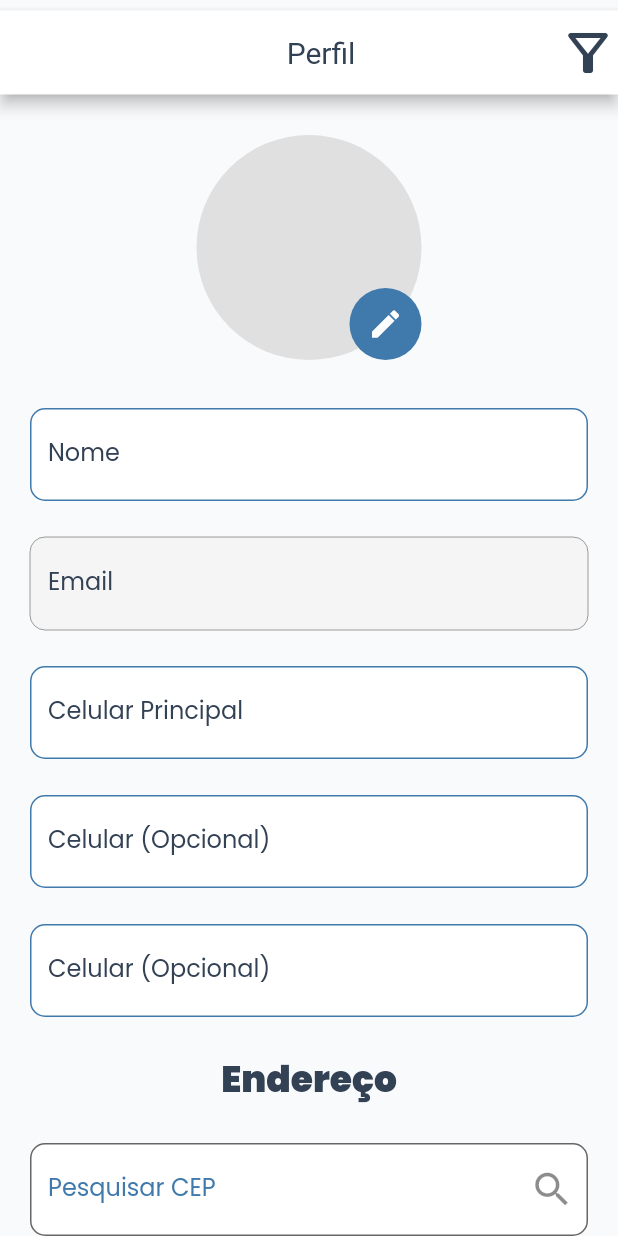
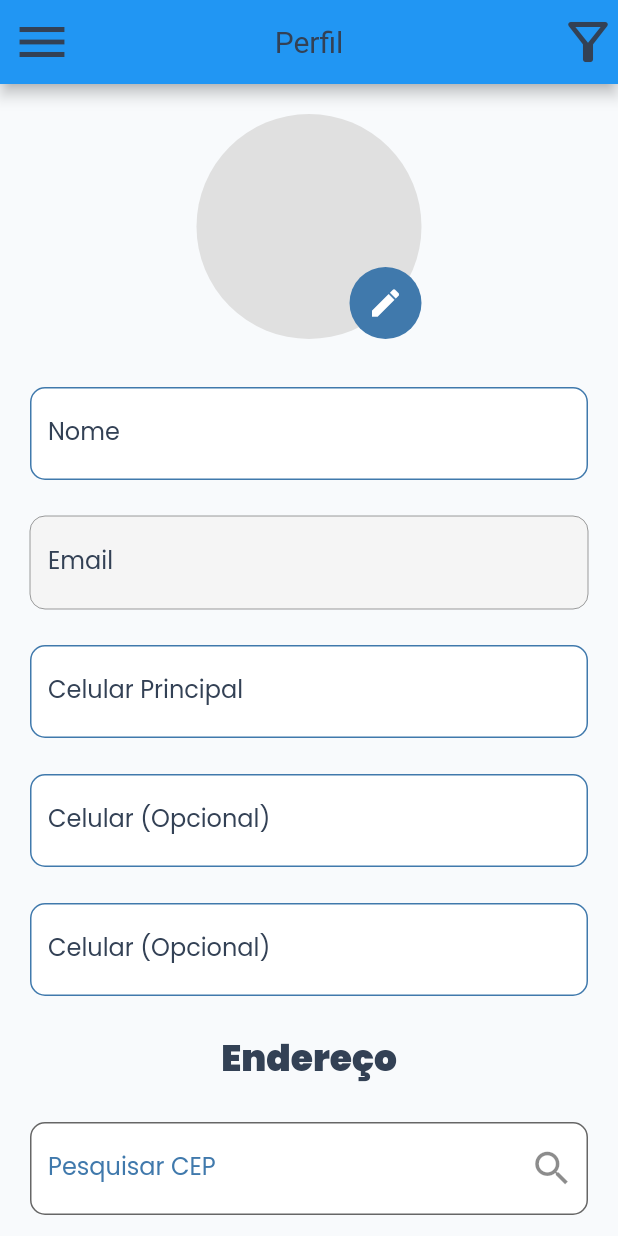
Before and after one commit to Yurinabaia/adote_me, a Flutter app: the UserProfileScreen screen opened by its route, on a phone screen of 412 x 824 dp. Run offline on Flutter 3.47's test engine with Material 2 defaults, Android fonts, the phone set to English and light mode, and no system bars; our stand-ins replace carousel_slider, cloud_firestore, file_picker, firebase_auth, firebase_core, flutter_svg and 4 more; missing offline and left inert: flutter_facebook_auth; accounts and stored records are empty.

Commit message:
Criando o menu de navegacao do aplicativo

```diff
--- a/lib/ui/components/appbar_component.dart
+++ b/lib/ui/components/appbar_component.dart
@@ -7,13 +7,22 @@ class AppBarComponent extends StatelessWidget implements PreferredSizeWidget {
     required this.titulo,
   }) : super(key: key);
   @override
-  Size get preferredSize => const Size.fromHeight(70);
+  Size get preferredSize => const Size.fromHeight(56);
   @override
   Widget build(BuildContext context) {
-    return Column(
-      mainAxisAlignment: MainAxisAlignment.center,
-      children: [
-        AppBar(
+    return Align(
+      alignment: Alignment.center,
+      child: AppBar(
+        leading: Builder(builder: (BuildContext context) {
+          return IconButton(
+            onPressed: () => Scaffold.of(context).openDrawer(),
+            icon: const Icon(
+              Icons.menu,
+              color: Color(0xff334155),
+              size: 40,
+            ),
+          );
+        }),
         title: Center(
           child: Text(
             titulo,
@@ -23,12 +32,16 @@ class AppBarComponent extends StatelessWidget implements PreferredSizeWidget {
             ),
           ),
         ),
-          actions: const [
-            Icon(Icons.filter_alt_outlined, color: Color(0xff334155), size: 40),
-          ],
-          backgroundColor: Colors.white,
+        actions: <Widget>[
+          IconButton(
+            padding: const EdgeInsets.symmetric(horizontal: 16),
+            onPressed: () {},
+            icon: const Icon(Icons.filter_alt_outlined,
+                color: Color(0xff334155), size: 40),
           ),
         ],
+        backgroundColor: Colors.blue,
+      ),
     );
   }
 }
--- /dev/null
+++ b/lib/ui/components/circle_avatar_component.dart
@@ -0,0 +1,26 @@
+import 'dart:io';
+import 'dart:typed_data';
+
+import 'package:file_picker/file_picker.dart';
+import 'package:flutter/material.dart';
+
+class CircleAvatarComponent {
+  static CircleAvatar findCircleAvatar(
+      {Uint8List? imgFirebase, PlatformFile? file}) {
+    var backgroundImage = Image.asset('assets/images/user_profile.png').image;
+    if (imgFirebase != null) {
+      backgroundImage = Image.memory(
+        imgFirebase,
+        fit: BoxFit.cover,
+      ).image;
+    } else if (file != null) {
+      backgroundImage = FileImage(File(file.path!));
+    }
+
+    return CircleAvatar(
+      radius: 75,
+      backgroundColor: Colors.grey[300],
+      backgroundImage: backgroundImage,
+    );
+  }
+}
--- a/lib/ui/screens/user_profile_screen.dart
+++ b/lib/ui/screens/user_profile_screen.dart
@@ -10,6 +10,8 @@ import 'package:adoteme/data/service/login_firebase_service.dart';
 import 'package:adoteme/data/service/user_profile_firebase_service.dart';
 import 'package:adoteme/ui/components/appbar_component.dart';
 import 'package:adoteme/ui/components/buttons/button_component.dart';
+import 'package:adoteme/ui/components/circle_avatar_component.dart';
+import 'package:adoteme/ui/components/drawer_component.dart';
 import 'package:adoteme/ui/components/inputs/input_component.dart';
 import 'package:adoteme/ui/components/inputs/search_component.dart';
 import 'package:adoteme/ui/components/loading_modal_component.dart';
@@ -114,7 +116,9 @@ class _UserProfileScreenState extends State<UserProfileScreen> {
     formKeyProvider.set(_formKey);
     return Scaffold(
       appBar: const AppBarComponent(titulo: 'Perfil'),
-      drawer: const Drawer(),
+      drawer: DrawerComponent(
+        selectIndex: 4,
+      ),
       body: SafeArea(
         child: ListView(
           children: <Widget>[
@@ -131,7 +135,8 @@ class _UserProfileScreenState extends State<UserProfileScreen> {
                       },
                       child: Stack(
                         children: <Widget>[
-                          findCircleAvatar(),
+                          CircleAvatarComponent.findCircleAvatar(
+                              imgFirebase: _imgFirebase, file: _file),
                           Positioned(
                             bottom: 0,
                             right: 0,
@@ -361,22 +366,4 @@ class _UserProfileScreenState extends State<UserProfileScreen> {
       Navigator.of(context, rootNavigator: true).pop();
     }
   }
-
-  CircleAvatar findCircleAvatar() {
-    var backgroundImage = Image.asset('assets/images/user_profile.png').image;
-    if (_imgFirebase != null) {
-      backgroundImage = Image.memory(
-        _imgFirebase!,
-        fit: BoxFit.cover,
-      ).image;
-    } else if (_file != null) {
-      backgroundImage = FileImage(File(_file!.path!));
-    }
-
-    return CircleAvatar(
-      radius: 75,
-      backgroundColor: Colors.grey[300],
-      backgroundImage: backgroundImage,
-    );
-  }
 }
```
Also changed, not shown: lib/ui/components/drawer_component.dart (added, +118 -0 lines), lib/ui/components/texts/body_text_component.dart (added, +22 -0 lines), lib/ui/components/texts/label_text_component.dart (added, +16 -0 lines). Lines whose indentation alone changed are shown as unchanged.
